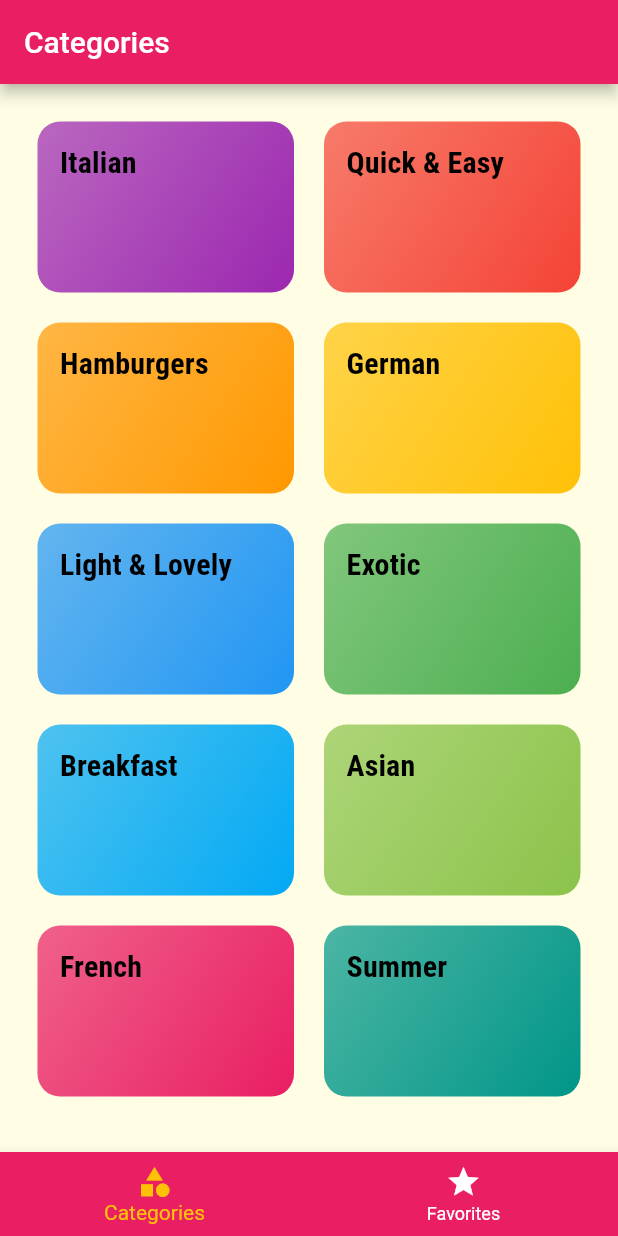
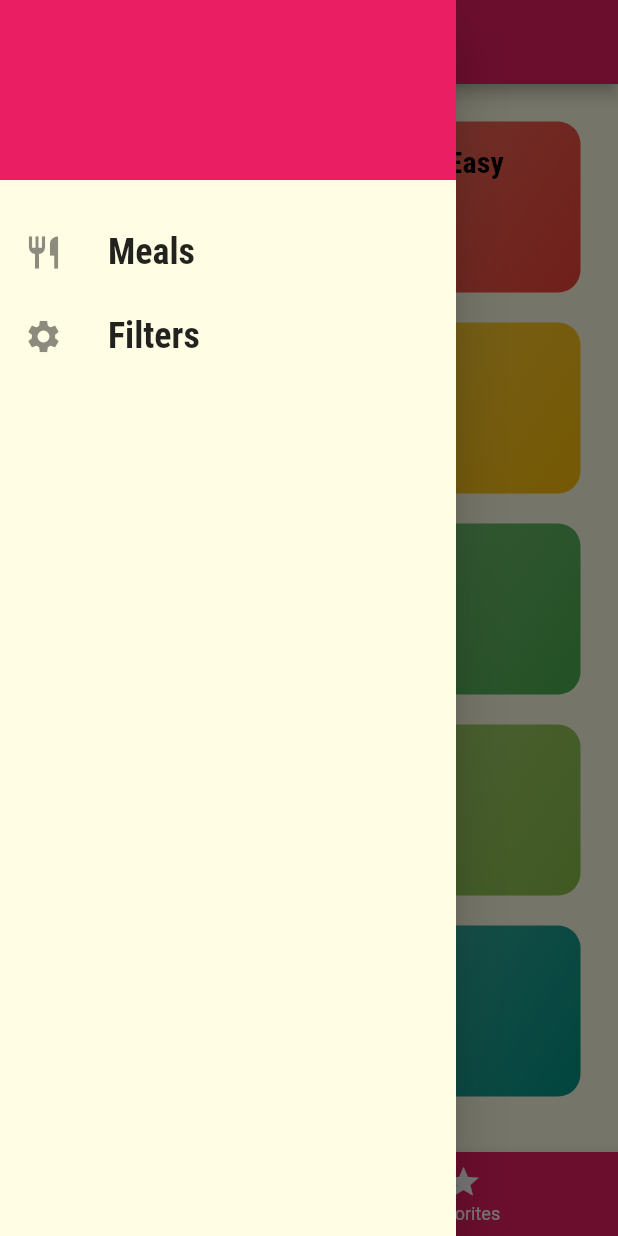
Before and after one commit to mynksnh/flutter_kit, a Flutter app: the screen it shows after launch, with the side drawer open (before the commit the screen has no drawer), on a phone screen of 412 x 824 dp. Run offline on Flutter 3.47's test engine with Material 2 defaults, Android fonts, the light colour scheme and no system bars.

Commit message:
Section 7 drawer

```diff
--- a/lib/deli_meals/screens/tabs_screen.dart
+++ b/lib/deli_meals/screens/tabs_screen.dart
@@ -1,3 +1,4 @@
+import 'package:academind_flutter_apps/deli_meals/widgets/main_drawer.dart';
 import 'package:flutter/material.dart';
 
 import './favorites_screen.dart';
@@ -33,6 +34,7 @@
       appBar: AppBar(
         title: Text(_pages[_selectedPageIndex]['title'] as String),
       ),
+      drawer: MainDrawer(),
       body: _pages[_selectedPageIndex]['page'] as Widget,
       bottomNavigationBar: BottomNavigationBar(
         onTap: _selectPage,
--- /dev/null
+++ b/lib/deli_meals/widgets/main_drawer.dart
@@ -0,0 +1,58 @@
+import 'package:flutter/material.dart';
+
+class MainDrawer extends StatelessWidget {
+  Widget buildListTile(String title, IconData icon) {
+    return ListTile(
+      leading: Icon(
+        icon,
+        size: 26,
+      ),
+      title: Text(
+        title,
+        style: TextStyle(
+          fontFamily: 'RobotoCondensed',
+          fontSize: 24,
+          fontWeight: FontWeight.bold,
+        ),
+      ),
+      onTap: () {
+        // ...
+      },
+    );
+  }
+
+  @override
+  Widget build(BuildContext context) {
+    return Drawer(
+      child: Column(
+        children: <Widget>[
+          Container(
+            height: 120,
+            width: double.infinity,
+            padding: EdgeInsets.all(20),
+            alignment: Alignment.centerLeft,
+            color: Theme.of(context).accentColor,
+            child: Text(
+              'Cooking Up!',
+              style: TextStyle(
+                  fontWeight: FontWeight.w900,
+                  fontSize: 30,
+                  color: Theme.of(context).primaryColor),
+            ),
+          ),
+          SizedBox(
+            height: 20,
+          ),
+          buildListTile(
+            'Meals',
+            Icons.restaurant,
+          ),
+          buildListTile(
+            'Filters',
+            Icons.settings,
+          ),
+        ],
+      ),
+    );
+  }
+}
```
